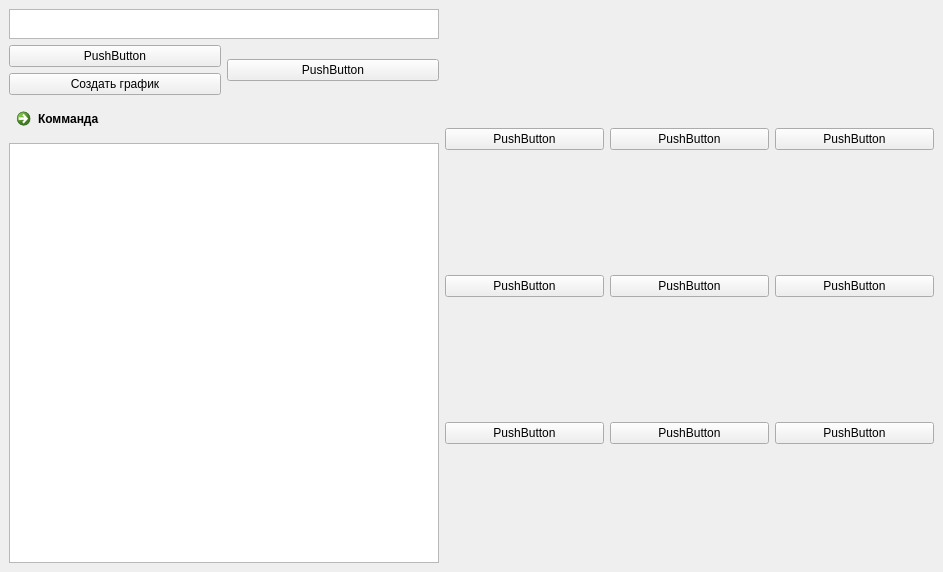
Old version of the form ground/unisat-gcs/src/unisat_gcs/server/gcs_ui.ui in the repository Unica-RocketSpace/CanSat-2018.
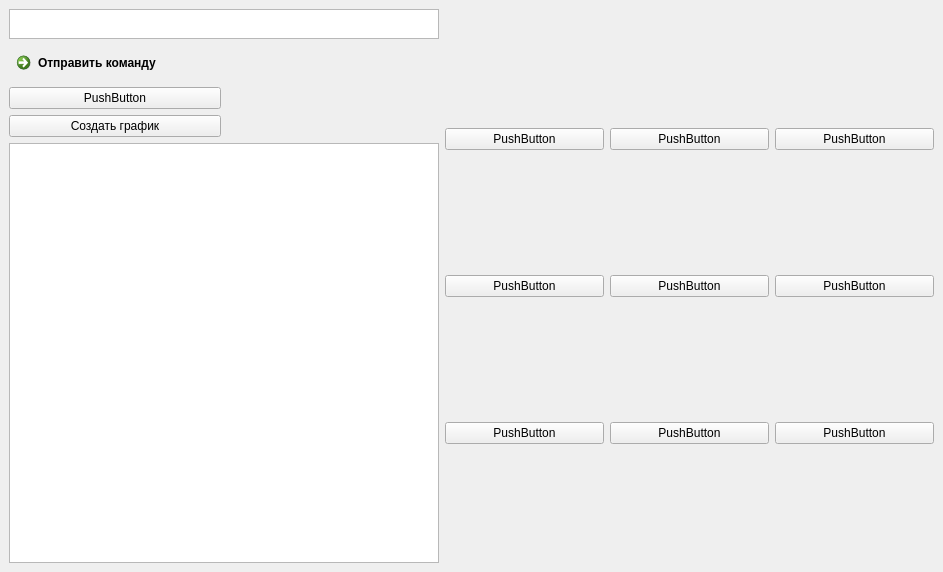
New version of the form.

```diff
--- a/ground/unisat-gcs/src/unisat_gcs/server/gcs_ui.ui
+++ b/ground/unisat-gcs/src/unisat_gcs/server/gcs_ui.ui
@@ -36,6 +36,13 @@
         </property>
        </widget>
       </item>
+      <item>
+       <widget class="QCommandLinkButton" name="commandLinkButton">
+        <property name="text">
+         <string>Отправить команду</string>
+        </property>
+       </widget>
+      </item>
       <item>
        <layout class="QHBoxLayout" name="horizontalLayout" stretch="0,0">
         <property name="sizeConstraint">
@@ -72,27 +79,14 @@
          </layout>
         </item>
         <item>
-         <widget class="QPushButton" name="pushButton_2">
-          <property name="maximumSize">
-           <size>
-            <width>16777215</width>
-            <height>16777215</height>
-           </size>
-          </property>
+         <widget class="QLabel" name="state">
           <property name="text">
-           <string>PushButton</string>
+           <string/>
           </property>
          </widget>
         </item>
        </layout>
       </item>
-      <item>
-       <widget class="QCommandLinkButton" name="commandLinkButton">
-        <property name="text">
-         <string>Комманда</string>
-        </property>
-       </widget>
-      </item>
       <item>
        <widget class="QTextBrowser" name="textBrowser_2">
         <property name="sizePolicy">
```
